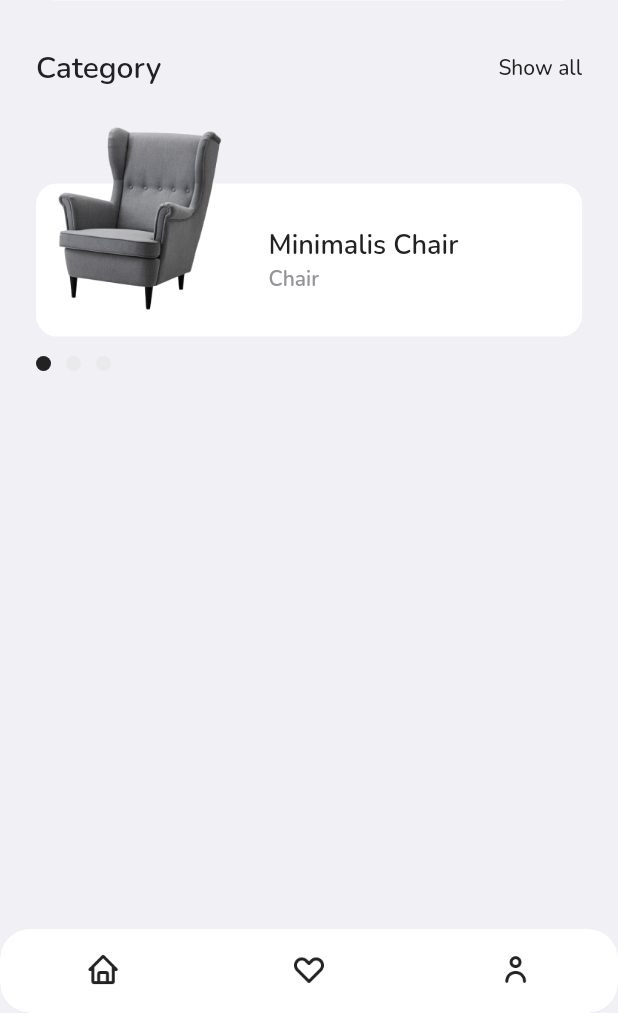
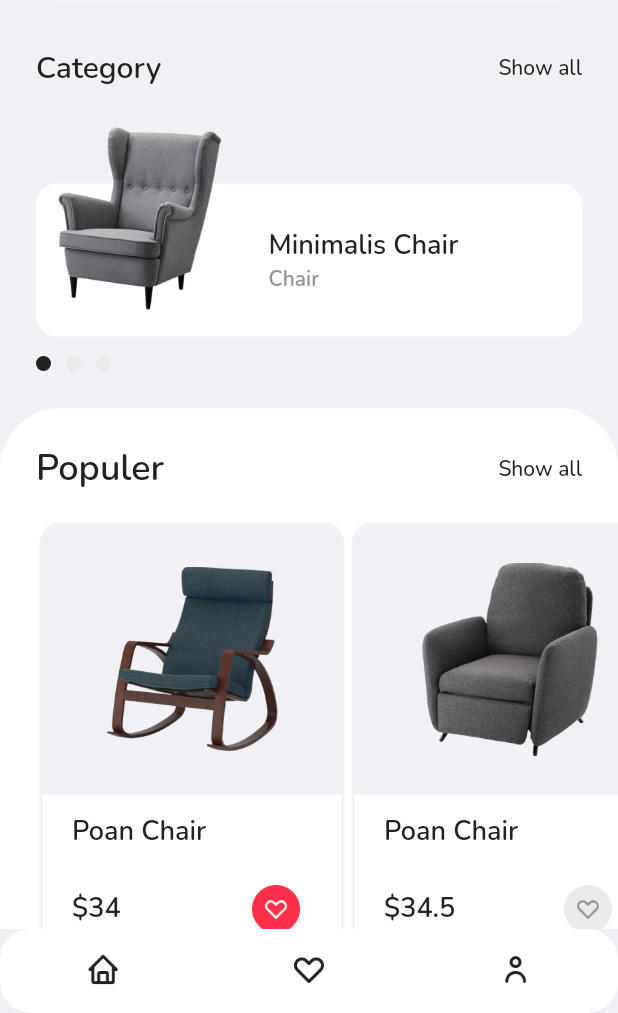
Before and after one commit to gusfat99/furniture_app, a Flutter app: the screen it shows after launch, on a phone screen of 412 x 824 dp, the part 223-1236 px from its top. Run offline on Flutter 3.47's test engine with Material 2 defaults, Android fonts, the phone set to English and light mode, and no system bars; drawn by our look-alikes of carousel_slider; our stand-ins replace fluttertoast, google_fonts.

Commit message:
handle ui populer section on screen home

```diff
--- a/lib/pages/home_page.dart
+++ b/lib/pages/home_page.dart
@@ -2,6 +2,7 @@ import 'package:flutter/material.dart';
 import 'package:space/theme.dart';
 import 'package:space/widgets/category_section.dart';
 import 'package:space/widgets/header_home.dart';
+import 'package:space/widgets/populer_section.dart';
 import 'package:space/widgets/textInput.dart';
 
 class HomePage extends StatefulWidget {
@@ -71,13 +72,13 @@ class _HomePageState extends State<HomePage> {
           Image.asset('assets/image_background.png'),
           SafeArea(
             child: Container(
-              padding: EdgeInsets.all(24),
-              child: Column(
+              padding: EdgeInsets.only(top: 24),
+              child: ListView(
                 children: [
-                  HeaderHome(
-                    margin: EdgeInsets.only(bottom: 30),
-                  ),
-                  TextInput(
+                  const HeaderHome(margin: EdgeInsets.fromLTRB(24, 0, 24, 30)),
+                  Container(
+                    margin: const EdgeInsets.symmetric(horizontal: 24),
+                    child: TextInput(
                         hintText: 'Search Furniture',
                         color: kWhiteColor,
                         controller: searchController,
@@ -94,10 +95,15 @@ class _HomePageState extends State<HomePage> {
                             onPressed: () {},
                           ),
                         )),
+                  ),
                   CategorySection(
-                      margin: EdgeInsets.only(top: 30),
+                      margin: const EdgeInsets.fromLTRB(24, 30, 24, 0),
                       onPressedShowAll: () {},
-                      carouselItem: categoryItems)
+                      carouselItem: categoryItems),
+                  PopulerSection(
+                    margin: const EdgeInsets.only(top: 24.7),
+                    onPressedShowAll: () {},
+                  )
                 ],
               ),
             ),
--- /dev/null
+++ b/lib/widgets/populer_card_item.dart
@@ -0,0 +1,83 @@
+import 'package:flutter/material.dart';
+import 'package:space/theme.dart';
+
+class PopulerCardItem extends StatelessWidget {
+  final bool isWishlist;
+  final String price;
+  final String title;
+  final String imageUrl;
+
+  const PopulerCardItem(
+      {super.key,
+      required this.isWishlist,
+      required this.price,
+      required this.title,
+      required this.imageUrl});
+
+  @override
+  Widget build(BuildContext context) {
+    return Container(
+      child: Card(
+        shape: RoundedRectangleBorder(borderRadius: BorderRadius.circular(10)),
+        child: Column(
+          children: [
+            Container(
+              height: 181,
+              width: 200,
+              decoration: BoxDecoration(
+                  color: kWhiteGreyColor,
+                  borderRadius:
+                      BorderRadius.vertical(top: Radius.circular(10))),
+              child: Center(
+                child: Image.asset(
+                  imageUrl,
+                  width: 140,
+                ),
+              ),
+            ),
+            Container(
+              height: 120,
+              width: 200,
+              decoration: BoxDecoration(
+                  color: kWhiteColor,
+                  borderRadius:
+                      BorderRadius.vertical(bottom: Radius.circular(10))),
+              child: Container(
+                padding: EdgeInsets.fromLTRB(20, 12, 20, 20),
+                child: Column(
+                  crossAxisAlignment: CrossAxisAlignment.start,
+                  mainAxisAlignment: MainAxisAlignment.spaceBetween,
+                  children: [
+                    Text(
+                      title,
+                      style: blackTextStyle.copyWith(
+                          fontSize: 18, fontWeight: semiBold),
+                    ),
+                    Row(
+                      mainAxisAlignment: MainAxisAlignment.spaceBetween,
+                      children: [
+                        Text(
+                          price,
+                          style: blackTextStyle.copyWith(
+                              fontSize: 18, fontWeight: semiBold),
+                        ),
+                        IconButton(
+                            onPressed: () {},
+                            icon: Image.asset(
+                              isWishlist
+                                  ? 'assets/button_wishlist_active.png'
+                                  : 'assets/button_wishlist.png',
+                              width: 44,
+                            ))
+                      ],
+                    )
+                  ],
+                ),
+              ),
+            )
+          ],
+        ),
+      ),
+    );
+  }
+}
--- /dev/null
+++ b/lib/widgets/populer_section.dart
@@ -0,0 +1,77 @@
+import 'package:flutter/material.dart';
+import 'package:space/theme.dart';
+import 'package:space/widgets/populer_card_item.dart';
+import 'package:space/widgets/title_section.dart';
+
+class PopulerSection extends StatefulWidget {
+  final EdgeInsets margin;
+  final VoidCallback onPressedShowAll;
+  const PopulerSection(
+      {super.key,
+      this.margin = EdgeInsets.zero,
+      required this.onPressedShowAll});
+
+  @override
+  State<PopulerSection> createState() => _PopulerSectionState();
+}
+
+class _PopulerSectionState extends State<PopulerSection> {
+  List<Map> populerItems = [
+    {
+      'title': 'Poan Chair',
+      'price': '\$34',
+      'imageUrl': 'assets/image_product_popular1.png',
+      'isWishlist': true,
+    },
+    {
+      'title': 'Poan Chair',
+      'price': '\$34.5',
+      'imageUrl': 'assets/image_product_popular2.png',
+      'isWishlist': false,
+    },
+    {
+      'title': 'Poan Chair',
+      'price': '\$38',
+      'imageUrl': 'assets/image_product_popular3.png',
+      'isWishlist': true,
+    },
+  ];
+
+  @override
+  Widget build(BuildContext context) {
+    return Container(
+      margin: widget.margin,
+      padding: const EdgeInsets.fromLTRB(24, 24, 0, 0),
+      decoration: const BoxDecoration(
+          color: kWhiteColor,
+          borderRadius: BorderRadius.vertical(top: Radius.circular(40.0))),
+      child: Column(
+        crossAxisAlignment: CrossAxisAlignment.start,
+        children: [
+          Container(
+            margin: const EdgeInsets.only(right: 24),
+            child: TitleSection(
+                title: 'Populer',
+                fontSizeTitle: 24.0,
+                onPress: widget.onPressedShowAll),
+          ),
+          const SizedBox(
+            height: 16.0,
+          ),
+          SingleChildScrollView(
+            scrollDirection: Axis.horizontal,
+            child: Row(
+                children: populerItems
+                    .map((item) => PopulerCardItem(
+                          isWishlist: item['isWishlist'],
+                          price: item['price'],
+                          title: item['title'],
+                          imageUrl: item['imageUrl'],
+                        ))
+                    .toList()),
+          ),
+        ],
+      ),
+    );
+  }
+}
--- a/lib/widgets/title_section.dart
+++ b/lib/widgets/title_section.dart
@@ -4,7 +4,12 @@ import 'package:space/theme.dart';
 class TitleSection extends StatelessWidget {
   final String title;
   final VoidCallback onPress;
-  const TitleSection({super.key, required this.title, required this.onPress});
+  final double fontSizeTitle;
+  const TitleSection(
+      {super.key,
+      required this.title,
+      required this.onPress,
+      this.fontSizeTitle = 20.0});
 
   @override
   Widget build(BuildContext context) {
@@ -14,7 +19,8 @@ class TitleSection extends StatelessWidget {
       children: [
         Text(
           title,
-          style: blackTextStyle.copyWith(fontSize: 20, fontWeight: semiBold),
+          style: blackTextStyle.copyWith(
+              fontSize: fontSizeTitle, fontWeight: semiBold),
         ),
         Container(
           padding: EdgeInsets.zero,
```
Also changed, not shown: lib/main.dart (line endings or trailing spaces). Lines whose indentation alone changed are shown as unchanged.
